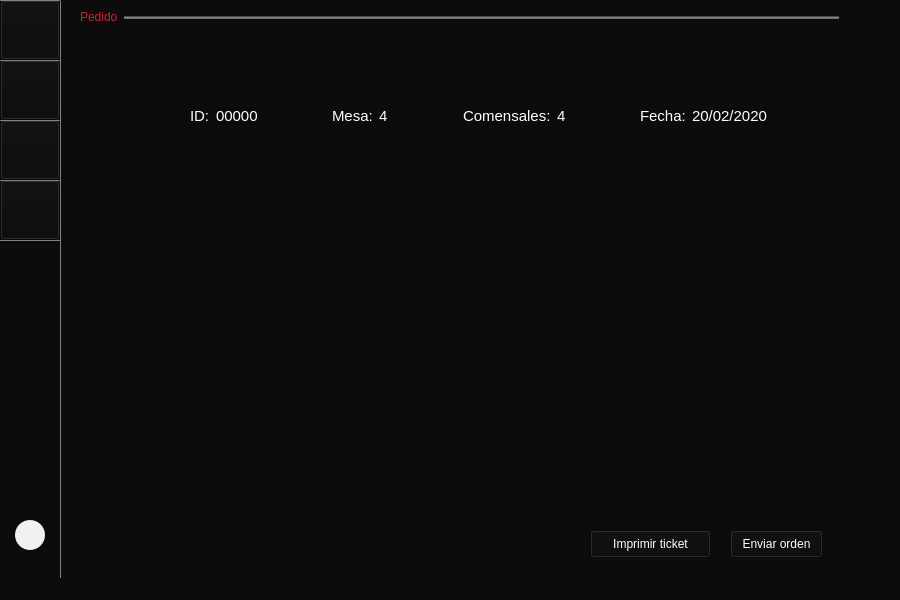
Qt form Restaurante/Mesero/principal_mesero.ui (camvaz/restaurante-ihc) before a commit.
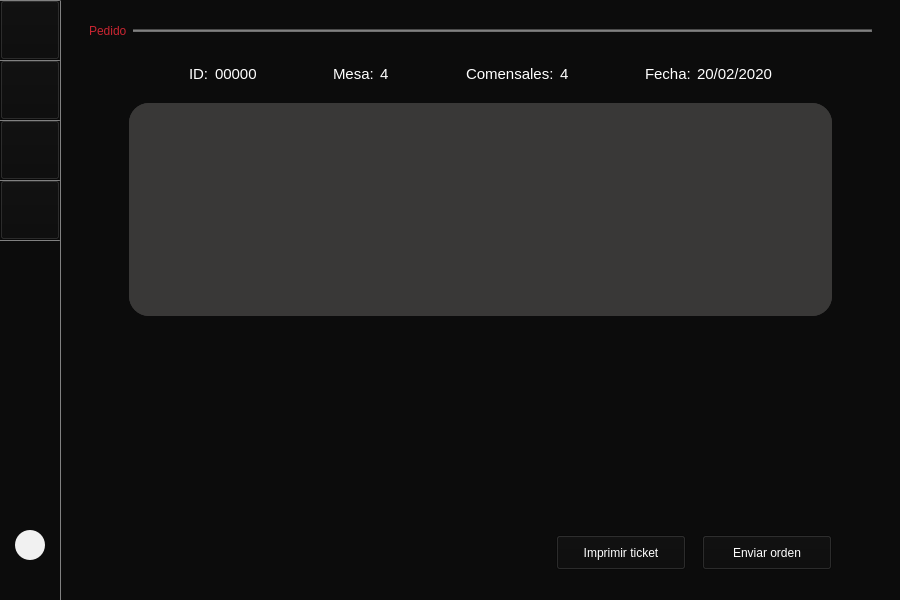
The same form after that commit.

Commit message: Cambio en el estilo de ordenes del mesero

Patch:
```diff
--- a/Restaurante/Mesero/principal_mesero.ui
+++ b/Restaurante/Mesero/principal_mesero.ui
@@ -190,7 +190,7 @@
     <property name="geometry">
      <rect>
       <x>15</x>
-      <y>520</y>
+      <y>530</y>
       <width>30</width>
       <height>30</height>
      </rect>
@@ -212,7 +212,7 @@
       <x>80</x>
       <y>0</y>
       <width>801</width>
-      <height>581</height>
+      <height>592</height>
      </rect>
     </property>
     <property name="minimumSize">
@@ -3973,78 +3973,24 @@
      </layout>
     </widget>
     <widget class="QWidget" name="page_14">
-     <widget class="QScrollArea" name="scrollArea_11">
-      <property name="geometry">
-       <rect>
-        <x>10</x>
-        <y>140</y>
-        <width>779</width>
-        <height>360</height>
-       </rect>
-      </property>
-      <property name="styleSheet">
-       <string notr="true">border:none;</string>
-      </property>
-      <property name="widgetResizable">
-       <bool>true</bool>
-      </property>
-      <widget class="QWidget" name="scrollAreaWidgetContents_12">
-       <property name="geometry">
-        <rect>
-         <x>0</x>
-         <y>0</y>
-         <width>779</width>
-         <height>360</height>
-        </rect>
-       </property>
-       <layout class="QGridLayout" name="gridLayout_29">
-        <item row="0" column="0">
-         <layout class="QGridLayout" name="pedidos"/>
-        </item>
-       </layout>
-      </widget>
-     </widget>
-     <widget class="QPushButton" name="ticket">
-      <property name="geometry">
-       <rect>
-        <x>510</x>
-        <y>530</y>
-        <width>121</width>
-        <height>28</height>
-       </rect>
-      </property>
-      <property name="styleSheet">
-       <string notr="true">color: rgb(255, 255, 255);</string>
-      </property>
-      <property name="text">
-       <string>Imprimir ticket</string>
-      </property>
-     </widget>
-     <widget class="QPushButton" name="orden">
-      <property name="geometry">
-       <rect>
-        <x>650</x>
-        <y>530</y>
-        <width>93</width>
-        <height>28</height>
-       </rect>
-      </property>
-      <property name="styleSheet">
-       <string notr="true">color: rgb(255, 255, 255);</string>
-      </property>
-      <property name="text">
-       <string>Enviar orden</string>
-      </property>
-     </widget>
-     <widget class="QWidget" name="layoutWidget">
-      <property name="geometry">
-       <rect>
-        <x>0</x>
-        <y>0</y>
-        <width>759</width>
-        <height>35</height>
-       </rect>
-      </property>
+     <layout class="QGridLayout" name="gridLayout_27">
+      <item row="0" column="1">
+       <spacer name="verticalSpacer_29">
+        <property name="orientation">
+         <enum>Qt::Vertical</enum>
+        </property>
+        <property name="sizeType">
+         <enum>QSizePolicy::Fixed</enum>
+        </property>
+        <property name="sizeHint" stdset="0">
+         <size>
+          <width>20</width>
+          <height>15</height>
+         </size>
+        </property>
+       </spacer>
+      </item>
+      <item row="1" column="0" colspan="3">
       <layout class="QHBoxLayout" name="horizontalLayout_40">
        <item>
         <widget class="QLabel" name="label_27">
@@ -4081,67 +4027,40 @@
         </widget>
        </item>
       </layout>
-     </widget>
-     <widget class="QWidget" name="layoutWidget">
-      <property name="geometry">
-       <rect>
-        <x>110</x>
-        <y>104</y>
-        <width>577</width>
-        <height>24</height>
-       </rect>
-      </property>
+      </item>
+      <item row="2" column="1">
+       <spacer name="verticalSpacer_22">
+        <property name="orientation">
+         <enum>Qt::Vertical</enum>
+        </property>
+        <property name="sizeType">
+         <enum>QSizePolicy::Minimum</enum>
+        </property>
+        <property name="sizeHint" stdset="0">
+         <size>
+          <width>20</width>
+          <height>20</height>
+         </size>
+        </property>
+       </spacer>
+      </item>
+      <item row="3" column="0" colspan="3">
       <layout class="QGridLayout" name="gridLayout_12">
-       <item row="0" column="8">
-        <spacer name="horizontalSpacer_3">
+        <item row="0" column="0">
+         <spacer name="horizontalSpacer_6">
          <property name="orientation">
           <enum>Qt::Horizontal</enum>
          </property>
          <property name="sizeHint" stdset="0">
           <size>
-           <width>40</width>
+            <width>100</width>
            <height>20</height>
           </size>
          </property>
         </spacer>
        </item>
-       <item row="0" column="7">
-        <widget class="QLabel" name="numComensales">
-         <property name="styleSheet">
-          <string notr="true">color: rgb(255, 255, 255);
-font: 11pt ;</string>
-         </property>
-         <property name="text">
-          <string>4</string>
-         </property>
-        </widget>
-       </item>
        <item row="0" column="10">
-        <widget class="QLabel" name="fecha">
-         <property name="styleSheet">
-          <string notr="true">color: rgb(255, 255, 255);
-font: 11pt ;</string>
-         </property>
-         <property name="text">
-          <string>20/02/2020</string>
-         </property>
-        </widget>
-       </item>
-       <item row="0" column="2">
-        <spacer name="horizontalSpacer">
-         <property name="orientation">
-          <enum>Qt::Horizontal</enum>
-         </property>
-         <property name="sizeHint" stdset="0">
-          <size>
-           <width>40</width>
-           <height>20</height>
-          </size>
-         </property>
-        </spacer>
-       </item>
-       <item row="0" column="3">
-        <widget class="QLabel" name="label_26">
+         <widget class="QLabel" name="label_29">
          <property name="font">
           <font>
            <pointsize>11</pointsize>
@@ -4152,22 +4071,11 @@
 background-color:transparent;</string>
          </property>
          <property name="text">
-          <string>Mesa:</string>
+           <string>Fecha:</string>
          </property>
         </widget>
        </item>
-       <item row="0" column="1">
-        <widget class="QLabel" name="numComanda">
-         <property name="styleSheet">
-          <string notr="true">color: rgb(255, 255, 255);
-font: 11pt ;</string>
-         </property>
-         <property name="text">
-          <string>00000</string>
-         </property>
-        </widget>
-       </item>
-       <item row="0" column="6">
+        <item row="0" column="7">
         <widget class="QLabel" name="label_28">
          <property name="font">
           <font>
@@ -4183,18 +4091,33 @@
          </property>
         </widget>
        </item>
-       <item row="0" column="4">
-        <widget class="QLabel" name="numMesa">
-         <property name="styleSheet">
-          <string notr="true">color: rgb(255, 255, 255);
-font: 11pt ;</string>
-         </property>
-         <property name="text">
-          <string>4</string>
-         </property>
-        </widget>
-       </item>
-       <item row="0" column="0">
+        <item row="0" column="6">
+         <spacer name="horizontalSpacer_2">
+          <property name="orientation">
+           <enum>Qt::Horizontal</enum>
+          </property>
+          <property name="sizeHint" stdset="0">
+           <size>
+            <width>30</width>
+            <height>20</height>
+           </size>
+          </property>
+         </spacer>
+        </item>
+        <item row="0" column="3">
+         <spacer name="horizontalSpacer">
+          <property name="orientation">
+           <enum>Qt::Horizontal</enum>
+          </property>
+          <property name="sizeHint" stdset="0">
+           <size>
+            <width>30</width>
+            <height>20</height>
+           </size>
+          </property>
+         </spacer>
+        </item>
+        <item row="0" column="1">
         <widget class="QLabel" name="label_25">
          <property name="font">
           <font>
@@ -4210,21 +4133,43 @@
          </property>
         </widget>
        </item>
-       <item row="0" column="5">
-        <spacer name="horizontalSpacer_2">
-         <property name="orientation">
-          <enum>Qt::Horizontal</enum>
-         </property>
-         <property name="sizeHint" stdset="0">
-          <size>
-           <width>40</width>
-           <height>20</height>
-          </size>
-         </property>
-        </spacer>
+        <item row="0" column="2">
+         <widget class="QLabel" name="numComanda">
+          <property name="styleSheet">
+           <string notr="true">color: rgb(255, 255, 255);
+font: 11pt ;</string>
+          </property>
+          <property name="text">
+           <string>00000</string>
+          </property>
+         </widget>
        </item>
        <item row="0" column="9">
-        <widget class="QLabel" name="label_29">
+         <spacer name="horizontalSpacer_3">
+          <property name="orientation">
+           <enum>Qt::Horizontal</enum>
+          </property>
+          <property name="sizeHint" stdset="0">
+           <size>
+            <width>30</width>
+            <height>20</height>
+           </size>
+          </property>
+         </spacer>
+        </item>
+        <item row="0" column="8">
+         <widget class="QLabel" name="numComensales">
+          <property name="styleSheet">
+           <string notr="true">color: rgb(255, 255, 255);
+font: 11pt ;</string>
+          </property>
+          <property name="text">
+           <string>4</string>
+          </property>
+         </widget>
+        </item>
+        <item row="0" column="4">
+         <widget class="QLabel" name="label_26">
          <property name="font">
           <font>
            <pointsize>11</pointsize>
@@ -4235,12 +4180,322 @@
 background-color:transparent;</string>
          </property>
          <property name="text">
-          <string>Fecha:</string>
+           <string>Mesa:</string>
          </property>
         </widget>
        </item>
-      </layout>
-     </widget>
+        <item row="0" column="5">
+         <widget class="QLabel" name="numMesa">
+          <property name="styleSheet">
+           <string notr="true">color: rgb(255, 255, 255);
+font: 11pt ;</string>
+          </property>
+          <property name="text">
+           <string>4</string>
+          </property>
+         </widget>
+        </item>
+        <item row="0" column="11">
+         <widget class="QLabel" name="fecha">
+          <property name="styleSheet">
+           <string notr="true">color: rgb(255, 255, 255);
+font: 11pt ;</string>
+          </property>
+          <property name="text">
+           <string>20/02/2020</string>
+          </property>
+         </widget>
+        </item>
+        <item row="0" column="12">
+         <spacer name="horizontalSpacer_7">
+          <property name="orientation">
+           <enum>Qt::Horizontal</enum>
+          </property>
+          <property name="sizeHint" stdset="0">
+           <size>
+            <width>100</width>
+            <height>20</height>
+           </size>
+          </property>
+         </spacer>
+        </item>
+       </layout>
+      </item>
+      <item row="4" column="1">
+       <spacer name="verticalSpacer_23">
+        <property name="orientation">
+         <enum>Qt::Vertical</enum>
+        </property>
+        <property name="sizeType">
+         <enum>QSizePolicy::Minimum</enum>
+        </property>
+        <property name="sizeHint" stdset="0">
+         <size>
+          <width>13</width>
+          <height>13</height>
+         </size>
+        </property>
+       </spacer>
+      </item>
+      <item row="5" column="0" colspan="3">
+       <layout class="QHBoxLayout" name="horizontalLayout_2">
+        <item>
+         <spacer name="horizontalSpacer_8">
+          <property name="orientation">
+           <enum>Qt::Horizontal</enum>
+          </property>
+          <property name="sizeType">
+           <enum>QSizePolicy::Fixed</enum>
+          </property>
+          <property name="sizeHint" stdset="0">
+           <size>
+            <width>40</width>
+            <height>20</height>
+           </size>
+          </property>
+         </spacer>
+        </item>
+        <item>
+         <widget class="QScrollArea" name="scrollArea_11">
+          <property name="minimumSize">
+           <size>
+            <width>600</width>
+            <height>200</height>
+           </size>
+          </property>
+          <property name="styleSheet">
+           <string notr="true">background-color: rgb(57, 56,55);
+	 
+border-radius:20px;</string>
+          </property>
+          <property name="widgetResizable">
+           <bool>true</bool>
+          </property>
+          <widget class="QWidget" name="scrollAreaWidgetContents_12">
+           <property name="geometry">
+            <rect>
+             <x>0</x>
+             <y>0</y>
+             <width>689</width>
+             <height>200</height>
+            </rect>
+           </property>
+           <layout class="QGridLayout" name="gridLayout_29">
+            <item row="1" column="1">
+             <layout class="QGridLayout" name="pedidos"/>
+            </item>
+            <item row="1" column="0">
+             <spacer name="horizontalSpacer_11">
+              <property name="orientation">
+               <enum>Qt::Horizontal</enum>
+              </property>
+              <property name="sizeType">
+               <enum>QSizePolicy::Fixed</enum>
+              </property>
+              <property name="sizeHint" stdset="0">
+               <size>
+                <width>80</width>
+                <height>20</height>
+               </size>
+              </property>
+             </spacer>
+            </item>
+            <item row="0" column="1">
+             <spacer name="verticalSpacer_31">
+              <property name="orientation">
+               <enum>Qt::Vertical</enum>
+              </property>
+              <property name="sizeType">
+               <enum>QSizePolicy::Fixed</enum>
+              </property>
+              <property name="sizeHint" stdset="0">
+               <size>
+                <width>20</width>
+                <height>20</height>
+               </size>
+              </property>
+             </spacer>
+            </item>
+            <item row="1" column="2">
+             <spacer name="horizontalSpacer_12">
+              <property name="orientation">
+               <enum>Qt::Horizontal</enum>
+              </property>
+              <property name="sizeType">
+               <enum>QSizePolicy::Fixed</enum>
+              </property>
+              <property name="sizeHint" stdset="0">
+               <size>
+                <width>80</width>
+                <height>20</height>
+               </size>
+              </property>
+             </spacer>
+            </item>
+            <item row="2" column="1">
+             <spacer name="verticalSpacer_33">
+              <property name="orientation">
+               <enum>Qt::Vertical</enum>
+              </property>
+              <property name="sizeType">
+               <enum>QSizePolicy::Fixed</enum>
+              </property>
+              <property name="sizeHint" stdset="0">
+               <size>
+                <width>20</width>
+                <height>20</height>
+               </size>
+              </property>
+             </spacer>
+            </item>
+           </layout>
+          </widget>
+         </widget>
+        </item>
+        <item>
+         <spacer name="horizontalSpacer_9">
+          <property name="orientation">
+           <enum>Qt::Horizontal</enum>
+          </property>
+          <property name="sizeType">
+           <enum>QSizePolicy::Fixed</enum>
+          </property>
+          <property name="sizeHint" stdset="0">
+           <size>
+            <width>40</width>
+            <height>20</height>
+           </size>
+          </property>
+         </spacer>
+        </item>
+       </layout>
+      </item>
+      <item row="6" column="2">
+       <spacer name="verticalSpacer_24">
+        <property name="orientation">
+         <enum>Qt::Vertical</enum>
+        </property>
+        <property name="sizeType">
+         <enum>QSizePolicy::Expanding</enum>
+        </property>
+        <property name="sizeHint" stdset="0">
+         <size>
+          <width>20</width>
+          <height>162</height>
+         </size>
+        </property>
+       </spacer>
+      </item>
+      <item row="7" column="0" colspan="3">
+       <layout class="QHBoxLayout" name="horizontalLayout">
+        <item>
+         <spacer name="horizontalSpacer_4">
+          <property name="orientation">
+           <enum>Qt::Horizontal</enum>
+          </property>
+          <property name="sizeHint" stdset="0">
+           <size>
+            <width>107</width>
+            <height>30</height>
+           </size>
+          </property>
+         </spacer>
+        </item>
+        <item>
+         <widget class="QPushButton" name="ticket">
+          <property name="minimumSize">
+           <size>
+            <width>130</width>
+            <height>35</height>
+           </size>
+          </property>
+          <property name="maximumSize">
+           <size>
+            <width>130</width>
+            <height>35</height>
+           </size>
+          </property>
+          <property name="styleSheet">
+           <string notr="true">color: rgb(255, 255, 255);</string>
+          </property>
+          <property name="text">
+           <string>Imprimir ticket</string>
+          </property>
+         </widget>
+        </item>
+        <item>
+         <spacer name="horizontalSpacer_5">
+          <property name="orientation">
+           <enum>Qt::Horizontal</enum>
+          </property>
+          <property name="sizeType">
+           <enum>QSizePolicy::Fixed</enum>
+          </property>
+          <property name="sizeHint" stdset="0">
+           <size>
+            <width>10</width>
+            <height>20</height>
+           </size>
+          </property>
+         </spacer>
+        </item>
+        <item>
+         <widget class="QPushButton" name="orden">
+          <property name="minimumSize">
+           <size>
+            <width>130</width>
+            <height>35</height>
+           </size>
+          </property>
+          <property name="maximumSize">
+           <size>
+            <width>130</width>
+            <height>35</height>
+           </size>
+          </property>
+          <property name="styleSheet">
+           <string notr="true">color: rgb(255, 255, 255);</string>
+          </property>
+          <property name="text">
+           <string>Enviar orden</string>
+          </property>
+         </widget>
+        </item>
+        <item>
+         <spacer name="horizontalSpacer_10">
+          <property name="orientation">
+           <enum>Qt::Horizontal</enum>
+          </property>
+          <property name="sizeType">
+           <enum>QSizePolicy::Fixed</enum>
+          </property>
+          <property name="sizeHint" stdset="0">
+           <size>
+            <width>40</width>
+            <height>20</height>
+           </size>
+          </property>
+         </spacer>
+        </item>
+       </layout>
+      </item>
+      <item row="8" column="0">
+       <spacer name="verticalSpacer_30">
+        <property name="orientation">
+         <enum>Qt::Vertical</enum>
+        </property>
+        <property name="sizeType">
+         <enum>QSizePolicy::Fixed</enum>
+        </property>
+        <property name="sizeHint" stdset="0">
+         <size>
+          <width>17</width>
+          <height>13</height>
+         </size>
+        </property>
+       </spacer>
+      </item>
+     </layout>
     </widget>
     <widget class="QWidget" name="page_15">
      <layout class="QGridLayout" name="gridLayout_28">
@@ -4423,7 +4678,6 @@
     </property>
    </widget>
   </widget>
-  <widget class="QStatusBar" name="statusbar"/>
  </widget>
  <resources/>
  <connections/>
```
Left out of the diff: 40 changed lines with no effect on the pictures. Lines whose indentation alone changed are shown as unchanged. The commit also changes 3 other files.
